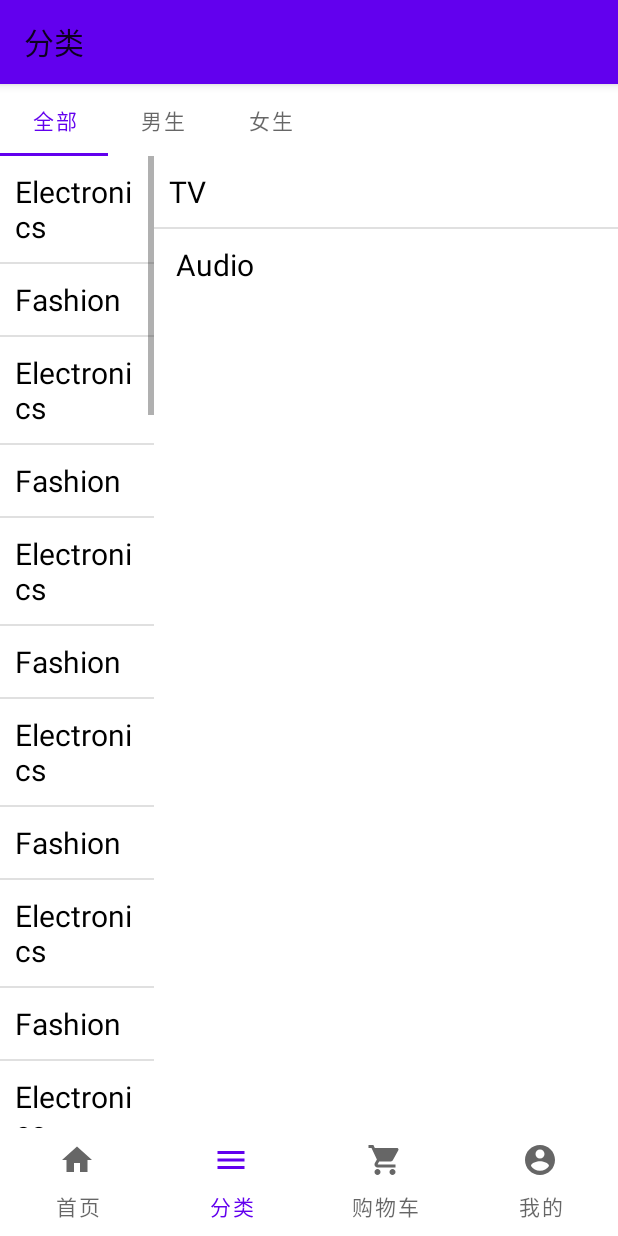
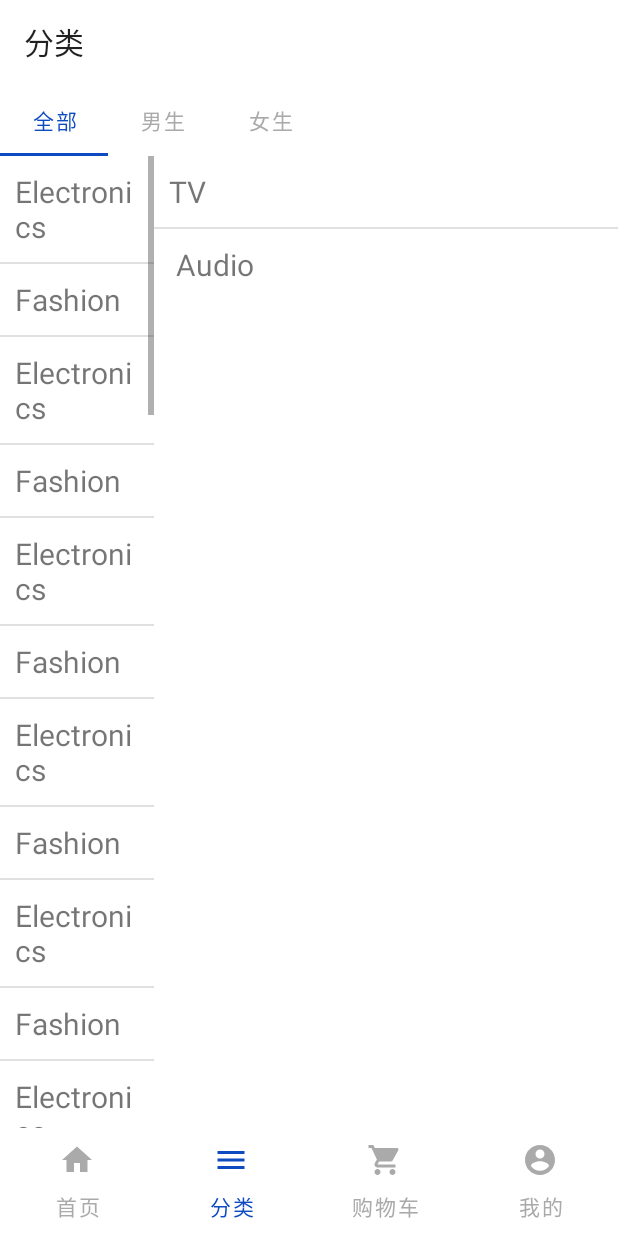
Before and after one commit to fangjian98/MaxxShop, an Android app: the screen it shows after launch (MainActivity), item 2 of the bottom bar chosen, on a phone screen of 412 x 824 dp. Run offline under Robolectric (Android 15) with nearby library versions, the phone set to English and light mode, and no system bars.

Commit message:
adjust ui and color

```diff
--- a/app/src/main/AndroidManifest.xml
+++ b/app/src/main/AndroidManifest.xml
@@ -9,7 +9,7 @@
         android:icon="@mipmap/ic_launcher"
         android:label="@string/app_name"
         android:supportsRtl="true"
-        android:theme="@style/Theme.MaxxShop"
+        android:theme="@style/AppTheme.NoActionBar"
         tools:targetApi="31">
         <activity
             android:name=".MainActivity"
@@ -20,6 +20,8 @@
                 <category android:name="android.intent.category.LAUNCHER" />
             </intent-filter>
         </activity>
+        <activity android:name=".ui.SettingActivity"
+            android:theme="@style/AppTheme"/>
     </application>
 
 </manifest>
--- /dev/null
+++ b/app/src/main/res/color/tab_icon_text_color.xml
@@ -0,0 +1,5 @@
+<?xml version="1.0" encoding="utf-8"?>
+<selector xmlns:android="http://schemas.android.com/apk/res/android">
+    <item android:color="@color/tab_selected" android:state_selected="true" />
+    <item android:color="@color/tab_unselected" />
+</selector>
--- a/app/src/main/res/layout/activity_main.xml
+++ b/app/src/main/res/layout/activity_main.xml
@@ -23,6 +23,8 @@
         app:layout_constraintBottom_toBottomOf="parent"
         app:layout_constraintEnd_toEndOf="parent"
         app:layout_constraintStart_toStartOf="parent"
+        app:tabTextColor="@color/tab_icon_text_color"
+        app:tabIconTint="@color/tab_icon_text_color"
         app:tabIndicatorHeight="0dp">
 
         <com.google.android.material.tabs.TabItem
--- a/app/src/main/res/layout/category_list_item.xml
+++ b/app/src/main/res/layout/category_list_item.xml
@@ -3,5 +3,4 @@
     android:layout_width="match_parent"
     android:layout_height="wrap_content"
     android:padding="10dp"
-    android:textColor="@android:color/black"
     android:textSize="20sp" />
--- a/app/src/main/res/layout/layout_base_fragment.xml
+++ b/app/src/main/res/layout/layout_base_fragment.xml
@@ -1,6 +1,6 @@
 <?xml version="1.0" encoding="utf-8"?>
 <LinearLayout xmlns:android="http://schemas.android.com/apk/res/android"
-    xmlns:tools="http://schemas.android.com/tools"
+    xmlns:app="http://schemas.android.com/apk/res-auto"
     android:layout_width="match_parent"
     android:layout_height="match_parent"
     android:animateLayoutChanges="true"
@@ -10,7 +10,9 @@
         android:id="@+id/fragment_appbar"
         android:layout_width="match_parent"
         android:layout_height="wrap_content"
-        android:fitsSystemWindows="true">
+        android:background="@color/app_bar_background"
+        android:fitsSystemWindows="true"
+        app:elevation="0dp">
 
         <androidx.appcompat.widget.Toolbar
             android:id="@+id/toolbar"
@@ -21,5 +23,5 @@
     <androidx.coordinatorlayout.widget.CoordinatorLayout
         android:id="@+id/fragment_container"
         android:layout_width="match_parent"
-        android:layout_height="match_parent"/>
+        android:layout_height="match_parent" />
 </LinearLayout>
--- a/app/src/main/res/layout/layout_class_fragment.xml
+++ b/app/src/main/res/layout/layout_class_fragment.xml
@@ -9,6 +9,8 @@
         android:id="@+id/tab_class"
         android:layout_width="match_parent"
         android:layout_height="wrap_content"
+        app:tabTextColor="@color/tab_icon_text_color"
+        app:tabIndicatorColor="@color/tab_selected"
         app:tabMode="scrollable"/>
 
     <androidx.viewpager.widget.ViewPager
--- /dev/null
+++ b/app/src/main/res/values-night/colors.xml
@@ -0,0 +1,3 @@
+<?xml version="1.0" encoding="utf-8"?>
+<resources>
+</resources>
--- a/app/src/main/res/values-night/themes.xml
+++ b/app/src/main/res/values-night/themes.xml
@@ -1,4 +1,32 @@
 <resources xmlns:tools="http://schemas.android.com/tools">
+
+    <style name="AppTheme" parent="Theme.MaterialComponents.DayNight">
+        <item name="colorPrimary">@color/black</item>
+        <item name="colorPrimaryDark">#0E4BC0</item>
+        <!--控件颜色-->
+        <item name="colorAccent">#0E4BC0</item>
+        <!--标题颜色-->
+        <!--<item name="android:textColorPrimary"></item>-->
+        <!--背景颜色-->
+        <!--<item name="android:windowBackground">@color/white</item>-->
+        <!--导航栏颜色-->
+        <item name="android:navigationBarColor">@android:color/transparent</item>
+        <item name="android:windowLightNavigationBar">false</item>
+        <!--状态栏颜色-->
+        <item name="android:statusBarColor">@android:color/transparent</item>
+        <item name="android:windowLightStatusBar">false</item>
+    </style>
+
+    <style name="AppTheme.NoActionBar" parent="Theme.MaterialComponents.DayNight.NoActionBar">
+        <item name="colorPrimary">@color/black</item>
+        <item name="colorPrimaryDark">#0E4BC0</item>
+        <item name="colorAccent">#0E4BC0</item>
+        <item name="android:navigationBarColor">@android:color/transparent</item>
+        <item name="android:windowLightNavigationBar">false</item>
+        <item name="android:statusBarColor">@android:color/transparent</item>
+        <item name="android:windowLightStatusBar">false</item>
+    </style>
+
     <!-- Base application theme. -->
     <style name="Theme.MaxxShop" parent="Theme.MaterialComponents.DayNight.NoActionBar">
         <!-- Primary brand color. -->
--- a/app/src/main/res/values/colors.xml
+++ b/app/src/main/res/values/colors.xml
@@ -7,4 +7,10 @@
     <color name="teal_700">#FF018786</color>
     <color name="black">#FF000000</color>
     <color name="white">#FFFFFFFF</color>
+
+    <color name="app_theme">#0E4BC0</color>
+
+    <color name="tab_selected">@color/app_theme</color>
+    <color name="tab_unselected">@android:color/darker_gray</color>
+    <color name="app_bar_background">@android:color/transparent</color>
 </resources>
--- a/app/src/main/res/values/strings.xml
+++ b/app/src/main/res/values/strings.xml
@@ -4,4 +4,9 @@
     <string name="shop_tabs_label_class">分类</string>
     <string name="shop_tabs_label_cart">购物车</string>
     <string name="shop_tabs_label_account">我的</string>
+    <string name="settings_account">帐号管理</string>
+    <string name="settings_theme">主题</string>
+    <string name="settings_privacy_policy">隐私政策</string>
+    <string name="settings_about">关于我们</string>
+    <string name="settings_title">设置</string>
 </resources>
--- a/app/src/main/res/values/themes.xml
+++ b/app/src/main/res/values/themes.xml
@@ -1,4 +1,32 @@
 <resources xmlns:tools="http://schemas.android.com/tools">
+
+    <style name="AppTheme" parent="Theme.MaterialComponents.DayNight">
+        <item name="colorPrimary">@color/white</item>
+        <item name="colorPrimaryDark">#0E4BC0</item>
+        <!--控件颜色-->
+        <item name="colorAccent">#0E4BC0</item>
+        <!--标题颜色-->
+        <!--<item name="android:textColorPrimary"></item>-->
+        <!--背景颜色-->
+        <!--<item name="android:windowBackground">@color/white</item>-->
+        <!--导航栏颜色-->
+        <item name="android:navigationBarColor">@android:color/transparent</item>
+        <item name="android:windowLightNavigationBar">true</item>
+        <!--状态栏颜色-->
+        <item name="android:statusBarColor">@android:color/transparent</item>
+        <item name="android:windowLightStatusBar">true</item>
+    </style>
+
+    <style name="AppTheme.NoActionBar" parent="Theme.MaterialComponents.DayNight.NoActionBar">
+        <item name="colorPrimary">@color/white</item>
+        <item name="colorPrimaryDark">#0E4BC0</item>
+        <item name="colorAccent">#0E4BC0</item>
+        <item name="android:navigationBarColor">@android:color/transparent</item>
+        <item name="android:windowLightNavigationBar">true</item>
+        <item name="android:statusBarColor">@android:color/transparent</item>
+        <item name="android:windowLightStatusBar">true</item>
+    </style>
+
     <!-- Base application theme. -->
     <style name="Theme.MaxxShop" parent="Theme.MaterialComponents.DayNight.NoActionBar">
         <!-- Primary brand color. -->
@@ -12,5 +40,14 @@
         <!-- Status bar color. -->
         <item name="android:statusBarColor">?attr/colorPrimaryVariant</item>
         <!-- Customize your theme here. -->
+        <item name="preferenceTheme">@style/CatalogPreferenceThemeOverlay</item>
+    </style>
+
+    <style name="CatalogPreferenceThemeOverlay" parent="PreferenceThemeOverlay">
+        <item name="switchPreferenceCompatStyle">@style/Preference.SwitchPreferenceCompat.Catalog</item>
+    </style>
+
+    <style name="Preference.SwitchPreferenceCompat.Catalog" parent="Preference.SwitchPreferenceCompat.Material">
+        <item name="android:widgetLayout">@layout/preference_widget_material_switch</item>
     </style>
 </resources>
```
Also changed, not shown: app/src/main/java/com/example/maxxshop/ui/AccountFragment.java (+13 -0 lines), app/src/main/java/com/example/maxxshop/ui/SettingActivity.java (added, +29 -0 lines), app/src/main/java/com/example/maxxshop/ui/SettingsFragment.java (added, +18 -0 lines), app/src/main/res/layout/activity_settings.xml (added, +8 -0 lines), app/src/main/res/layout/icon_next.xml (added, +8 -0 lines), app/src/main/res/layout/preference_widget_material_switch.xml (added, +27 -0 lines), app/src/main/res/xml/settings_preferences.xml (added, +28 -0 lines), 1 other file.
